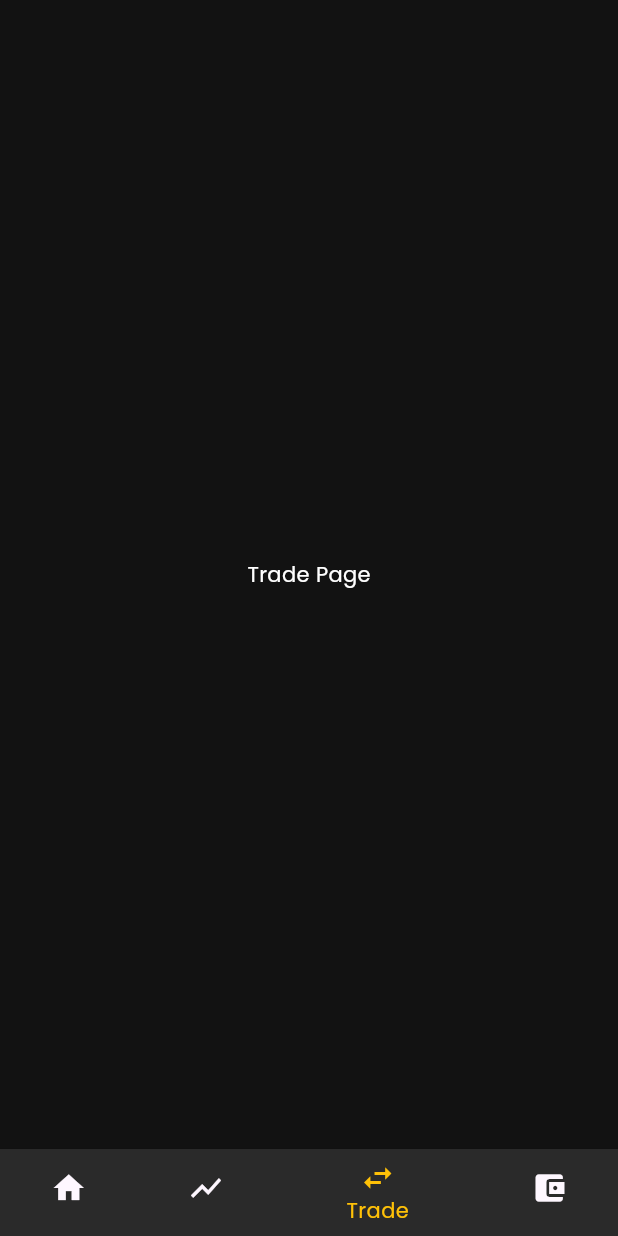
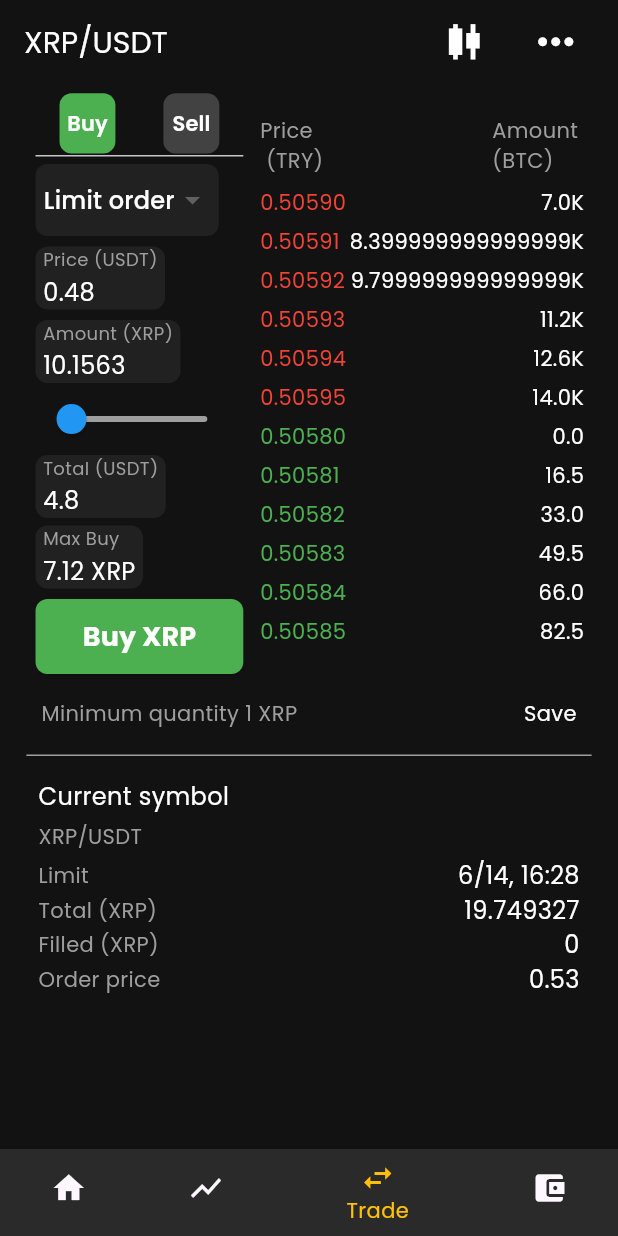
Before and after one commit to AhmedFayed123/BitVest, a Flutter app: the HomeView screen opened directly, item 3 of the bottom bar chosen, on a phone screen of 412 x 824 dp. Run offline on Flutter 3.47's test engine with Material 3 defaults, Android fonts, the light colour scheme and no system bars; our stand-ins replace cached_network_image, carousel_slider, connectivity_plus, dio, flutter_otp_text_field, flutter_screenutil and 9 more; missing offline and left inert: mobile_scanner; accounts and stored records are empty; network calls fail.

Commit message:
add qr code scanner , market , swap

```diff
--- a/lib/core/components/widgets/custom_social_button.dart
+++ b/lib/core/components/widgets/custom_social_button.dart
@@ -50,7 +50,6 @@ class CustomSocialButton extends StatelessWidget {
               width: 25.w,
               height: 25.h,
             ),
-            SizedBox(width: 12.w),
             Text(
               title,
               style: AppStyles.textStyle14w500.copyWith(color: textColor),
--- a/lib/core/components/widgets/custom_tab_bar.dart
+++ b/lib/core/components/widgets/custom_tab_bar.dart
@@ -22,6 +22,7 @@ class CustomTabBar extends StatelessWidget {
       child: Column(
         children: [
           TabBar(
+
             labelColor: kAmberColor,
             unselectedLabelColor: kGreyColor,
             indicatorColor: kAmberColor,
--- a/lib/core/constant/strings.dart
+++ b/lib/core/constant/strings.dart
@@ -198,5 +198,6 @@ class Strings {
       "Are you sure you want to perform this action?"; // Confirmation for actions
   static const String yes = "Yes"; // Yes button text
   static const String no = "No"; // No button text
+  static const String confirm = "Confirm"; // No button text
 
 }
--- a/lib/features/home/presentation/views/home_view.dart
+++ b/lib/features/home/presentation/views/home_view.dart
@@ -4,6 +4,8 @@ import 'package:flutter/material.dart';
 import 'package:get/get.dart';
 
 import '../../../../core/constant/colors.dart';
+import '../../../market/presentation/views/market_view.dart';
+import '../../../trade/presentation/views/trade_view.dart';
 import '../../../wallet/presentation/views/wallet_view.dart';
 import '../controllers/navigation_bar_controller/bottom_nav_controller.dart';
 
@@ -14,12 +16,15 @@ class HomeView extends StatelessWidget {
 
   final BottomNavController _bottomNavController =
       Get.put(BottomNavController());
+
   @override
   Widget build(BuildContext context) {
     final List<Widget> _pages = [
-      HomeViewBody(scaffoldKey: scaffoldKey,),
-      Center(child: Text('Market Page',style: TextStyle(color: kWhiteColor),)),
-      Center(child: Text('Trade Page',style: TextStyle(color: kWhiteColor),)),
+      HomeViewBody(
+        scaffoldKey: scaffoldKey,
+      ),
+      MarketView(),
+      TradeScreen(),
       WalletView(),
     ];
     return SafeArea(
@@ -38,7 +43,6 @@ class HomeView extends StatelessWidget {
                 icon: Icon(Icons.home),
                 label: "Home",
               ),
-
               BottomNavigationBarItem(
                 backgroundColor: kPrimaryColor,
                 icon: Icon(Icons.show_chart),
--- a/lib/features/home/presentation/views/widgets/action_button.dart
+++ b/lib/features/home/presentation/views/widgets/action_button.dart
@@ -32,9 +32,8 @@ class ActionButton extends StatelessWidget {
             Icon(
               icon,
               color: kPrimaryTextColor,
-              size: 24.sp,
+              size: 22.sp,
             ),
-            SizedBox(width: 5.w,),
             Text(
               title,
               style: AppStyles.textStyle14w500,
--- /dev/null
+++ b/lib/features/trade/presentation/views/trade_view.dart
@@ -0,0 +1,319 @@
+import 'package:flutter/material.dart';
+import 'package:flutter_screenutil/flutter_screenutil.dart';
+
+class TradeScreen extends StatefulWidget {
+  const TradeScreen({Key? key}) : super(key: key);
+
+  @override
+  _TradeScreenState createState() => _TradeScreenState();
+}
+
+class _TradeScreenState extends State<TradeScreen> with SingleTickerProviderStateMixin {
+  late TabController _tabController;
+
+  @override
+  void initState() {
+    super.initState();
+    _tabController = TabController(length: 2, vsync: this);
+  }
+
+  @override
+  void dispose() {
+    _tabController.dispose();
+    super.dispose();
+  }
+
+  @override
+  Widget build(BuildContext context) {
+    return Scaffold(
+      appBar: AppBar(
+        elevation: 0,
+        automaticallyImplyLeading: false,
+        title: Row(
+          mainAxisAlignment: MainAxisAlignment.spaceBetween,
+          children: [
+            const Text(
+              'XRP/USDT',
+              style: TextStyle(color: Colors.white, fontSize: 20),
+            ),
+            Row(
+              children: [
+                IconButton(
+                  icon: Icon(Icons.candlestick_chart, color: Colors.white, size: 35),
+                  onPressed: () {
+                  },
+                ),
+                SizedBox(width: 10),
+                IconButton(
+                  icon: Icon(Icons.more_horiz, color: Colors.white, size: 35),
+                  onPressed: () {
+                  },
+                ),
+              ],
+            ),
+
+          ],
+        ),
+      ),
+      body: Padding(
+        padding: EdgeInsets.symmetric(horizontal: 16.0.w),
+        child: Column(
+          children: [
+            Row(
+              children: [
+                Expanded(
+                  flex: 2,
+                  child: Padding(
+                    padding: const EdgeInsets.all(6.10),
+                    child: Column(
+                      crossAxisAlignment: CrossAxisAlignment.start,
+                      children: [
+                        TabBar(
+                          controller: _tabController,
+                          labelColor: Colors.white,
+                          unselectedLabelColor: Colors.grey,
+                          indicatorColor: Colors.transparent,
+                          tabs: [
+                            _buildTabBarItem('Buy', Colors.green, 0),
+                            _buildTabBarItem('Sell', Colors.red, 1),
+                          ],
+                        ),
+                        const SizedBox(height: 5),
+                        _buildDropdown('Limit order'),
+                        const SizedBox(height: 7),
+                        _buildInputField('Price (USDT)', '0.48'),
+                        const SizedBox(height: 7),
+                        _buildInputField('Amount (XRP)', '10.1563'),
+                        Slider(
+                          value: 0,
+                          onChanged: (value) {},
+                          activeColor: Colors.blue,
+                          inactiveColor: Colors.grey,
+                        ),
+                        _buildInputField('Total (USDT)', '4.8'),
+                        const SizedBox(height: 5),
+                        _buildInputField('Max Buy', '7.12 XRP'),
+                        const SizedBox(height: 7),
+                        Center(
+                          child: ElevatedButton(
+                            onPressed: () {},
+                            style: ElevatedButton.styleFrom(
+                              backgroundColor: Colors.green,
+                              minimumSize: const Size(150, 50),
+                              shape: RoundedRectangleBorder(
+                                borderRadius: BorderRadius.circular(8),
+                              ),
+                            ),
+                            child: const Text(
+                              'Buy XRP',
+                              style: TextStyle(
+                                color: Colors.white,
+                                fontSize: 18,
+                                fontWeight: FontWeight.bold,
+                              ),
+                            ),
+                          ),
+                        ),
+                      ],
+                    ),
+                  ),
+                ),
+                Expanded(
+                  flex: 3,
+                  child: Padding(
+                    padding: const EdgeInsets.all(5.0),
+                    child: Column(
+                      crossAxisAlignment: CrossAxisAlignment.start,
+                      children: [
+                        _buildColumnHeaders('Price \n (TRY)', 'Amount \n(BTC)'),
+                        const SizedBox(height: 5),
+                        _buildPriceList(),
+                      ],
+                    ),
+                  ),
+                ),
+              ],
+            ),
+            const Padding(
+              padding: EdgeInsets.all(10.0),
+              child: Row(
+                mainAxisAlignment: MainAxisAlignment.spaceBetween,
+                children: [
+                  Text(
+                    'Minimum quantity 1 XRP',
+                    style: TextStyle(color: Colors.grey, fontSize: 14),
+                  ),
+                  Text(
+                    'Save',
+                    style: TextStyle(color: Colors.white, fontSize: 14),
+                  ),
+                ],
+              ),
+            ),
+            const Divider(color: Colors.grey),
+            _buildOrderDetails(),
+          ],
+        ),
+      ),
+    );
+  }
+
+  Widget _buildTabBarItem(String title, Color color, int index) {
+    return GestureDetector(
+      onTap: () {
+        setState(() {
+          _tabController.index = index;
+        });
+      },
+      child: Container(
+        decoration: BoxDecoration(
+          color: _tabController.index == index ? color : Colors.grey[800],
+          borderRadius: BorderRadius.circular(8.r),
+        ),
+        padding: EdgeInsets.symmetric(horizontal: 0.w, vertical: 10.h),
+        child: Center(
+          child: Text(
+            title,
+            style: const TextStyle(
+              color: Colors.white,
+              fontWeight: FontWeight.w600,
+            ),
+          ),
+        ),
+      ),
+    );
+  }
+
+  Widget _buildDropdown(String value) {
+    return Container(
+      padding:  EdgeInsets.symmetric(horizontal: 5.w, vertical: 0),
+      decoration: BoxDecoration(
+        color: Colors.grey[900],
+        borderRadius: BorderRadius.circular(8),
+      ),
+      child: DropdownButtonHideUnderline(
+        child: DropdownButton<String>(
+          value: value,
+          items: [
+            DropdownMenuItem(
+              value: value,
+              child: Text(
+                value,
+                style: const TextStyle(color: Colors.white),
+              ),
+            ),
+          ],
+          onChanged: (value) {},
+          dropdownColor: Colors.grey[900],
+        ),
+      ),
+    );
+  }
+
+  Widget _buildInputField(String label, String value) {
+    return Container(
+      padding: const EdgeInsets.symmetric(horizontal: 5, vertical: 0),
+      decoration: BoxDecoration(
+        color: Colors.grey[900],
+        borderRadius: BorderRadius.circular(8),
+      ),
+      child: Column(
+        crossAxisAlignment: CrossAxisAlignment.start,
+        children: [
+          Text(
+            label,
+            style: const TextStyle(color: Colors.grey, fontSize: 12),
+          ),
+          const SizedBox(height: 2),
+          Text(
+            value,
+            style: const TextStyle(color: Colors.white, fontSize: 16),
+          ),
+        ],
+      ),
+    );
+  }
+
+  Widget _buildColumnHeaders(String left, String right) {
+    return Row(
+      mainAxisAlignment: MainAxisAlignment.spaceBetween,
+      children: [
+        Text(
+          left,
+          style: const TextStyle(color: Colors.grey, fontSize: 14),
+        ),
+        Text(
+          right,
+          style: const TextStyle(color: Colors.grey, fontSize: 14),
+        ),
+      ],
+    );
+  }
+
+  Widget _buildPriceList() {
+    return ListView.builder(
+      shrinkWrap: true,
+      itemCount: 12,
+      itemBuilder: (context, index) {
+        final color = index < 6 ? Colors.red : Colors.green;
+        final value = index < 6
+            ? '0.5059$index'
+            : '0.5058${index - 6}';
+        final amount = index < 6
+            ? '${(index + 5) * 1.4}K'
+            : '${((index - 6) * 5.5) * 3}';
+        return Padding(
+          padding: const EdgeInsets.symmetric(vertical: 3.0),
+          child: Row(
+            mainAxisAlignment: MainAxisAlignment.spaceBetween,
+            children: [
+              Text(value, style: TextStyle(color: color, fontSize: 14)),
+              Text(amount, style: const TextStyle(color: Colors.white, fontSize: 14)),
+            ],
+          ),
+        );
+      },
+    );
+  }
+
+  Widget _buildOrderDetails() {
+    return Padding(
+      padding: const EdgeInsets.all(8.0),
+      child: Column(
+        crossAxisAlignment: CrossAxisAlignment.start,
+        children: [
+          const Text(
+            'Current symbol',
+            style: TextStyle(color: Colors.white, fontSize: 16),
+          ),
+          const SizedBox(height: 5),
+          const Text(
+            'XRP/USDT',
+            style: TextStyle(color: Colors.grey, fontSize: 14),
+          ),
+          const SizedBox(height: 5),
+          _buildOrderRow('Limit', '6/14, 16:28'),
+          _buildOrderRow('Total (XRP)', '19.749327'),
+          _buildOrderRow('Filled (XRP)', '0'),
+          _buildOrderRow('Order price', '0.53'),
+        ],
+      ),
+    );
+  }
+
+  Widget _buildOrderRow(String left, String right) {
+    return Row(
+      mainAxisAlignment: MainAxisAlignment.spaceBetween,
+      children: [
+        Text(
+          left,
+          style: const TextStyle(color: Colors.grey, fontSize: 14),
+        ),
+        Text(
+          right,
+          style: const TextStyle(color: Colors.white, fontSize: 16),
+        ),
+      ],
+    );
+  }
+}
--- a/lib/features/wallet/presentation/views/wallet_view.dart
+++ b/lib/features/wallet/presentation/views/wallet_view.dart
@@ -18,8 +18,8 @@ class WalletView extends StatelessWidget {
         ],
         tabBarViewChildren: const [
           WalletViewBody(),
-          Center(child: Text('Spot'),),
-          Center(child: Text('Funding'),),
+          Center(child: Text('Spot',style: TextStyle(color: Colors.white),),),
+          Center(child: Text('Funding',style: TextStyle(color: Colors.white),),),
         ],
       ),
     );
--- a/pubspec.yaml
+++ b/pubspec.yaml
@@ -52,7 +52,7 @@ dependencies:
   flutter_svg: ^2.0.17
   google_sign_in: ^6.2.2
   flutter_otp_text_field: ^1.4.0+2
-
+  mobile_scanner: ^6.0.2
   # The following adds the Cupertino Icons font to your application.
   # Use with the CupertinoIcons class for iOS style icons.
   cupertino_icons: ^1.0.8
```
Also changed, not shown: lib/features/market/presentation/views/market_view.dart (added, +29 -0 lines), lib/features/market/presentation/views/widgets/hot_list.dart (added, +37 -0 lines), lib/features/trade/presentation/controller/trade_controller.dart (added, +9 -0 lines), lib/features/wallet/presentation/controllers/qr_code_scanner_controller.dart (added, +13 -0 lines), lib/features/wallet/presentation/controllers/swap_controller.dart (added, +23 -0 lines), lib/features/wallet/presentation/views/qr_code_view.dart (added, +61 -0 lines), lib/features/wallet/presentation/views/swap_view.dart (added, +204 -0 lines), lib/features/wallet/presentation/views/widgets/wallet_view_body.dart (+12 -3 lines), pubspec.lock, 1 other file.
